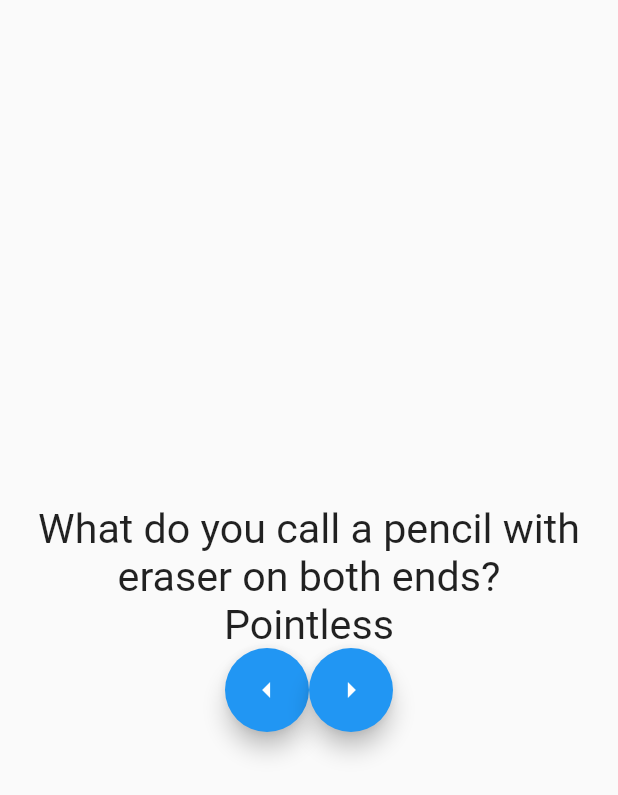
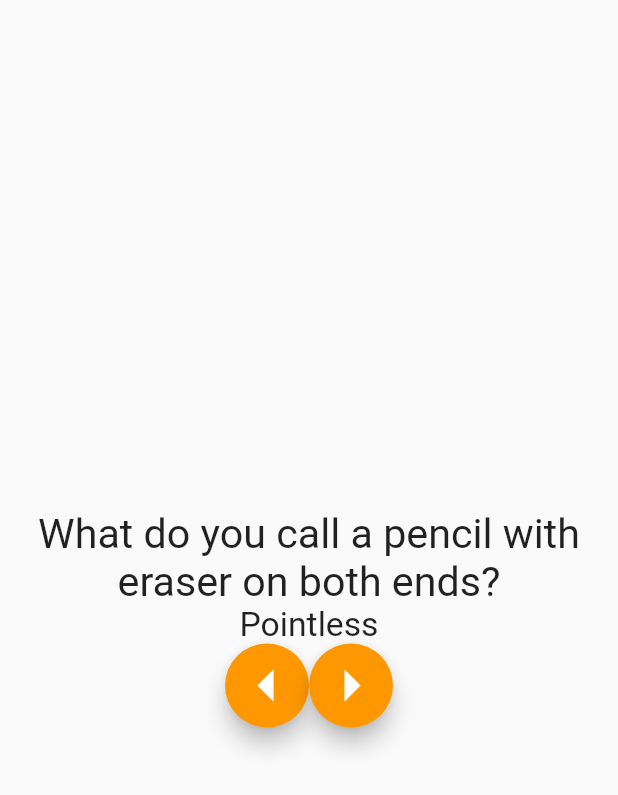
Before and after one commit to disys-vinayak/badJokesFlut, a Flutter app: the screen it shows after launch, on a phone screen of 412 x 824 dp. Shown: the top 795 px of the screen. Run offline on Flutter 3.47's test engine with Material 2 defaults, Android fonts, the phone set to English and light mode, and no system bars.

```diff
--- a/lib/main.dart
+++ b/lib/main.dart
@@ -22,13 +22,21 @@ class MyApp extends StatelessWidget {
             Text(
               "Pointless",
               style: TextStyle(
-                fontSize: 27.5,
+                fontSize: 22.5,
               ),
               textAlign: TextAlign.center,
             ),
             Row(mainAxisAlignment: MainAxisAlignment.center, children: [
-              FloatingActionButton(onPressed: null, child: Icon(Icons.arrow_left)),
-              FloatingActionButton(onPressed: null, child: Icon(Icons.arrow_right))
+              FloatingActionButton(
+                onPressed: null,
+                child: Icon(Icons.arrow_left, size: 50),
+                backgroundColor: Colors.orange,
+              ),
+              FloatingActionButton(
+                onPressed: null,
+                child: Icon(Icons.arrow_right, size: 50),
+                backgroundColor: Colors.orange,
+              )
             ])
           ], // children
         ) // Column
```
Also changed, not shown: 1 other file.
